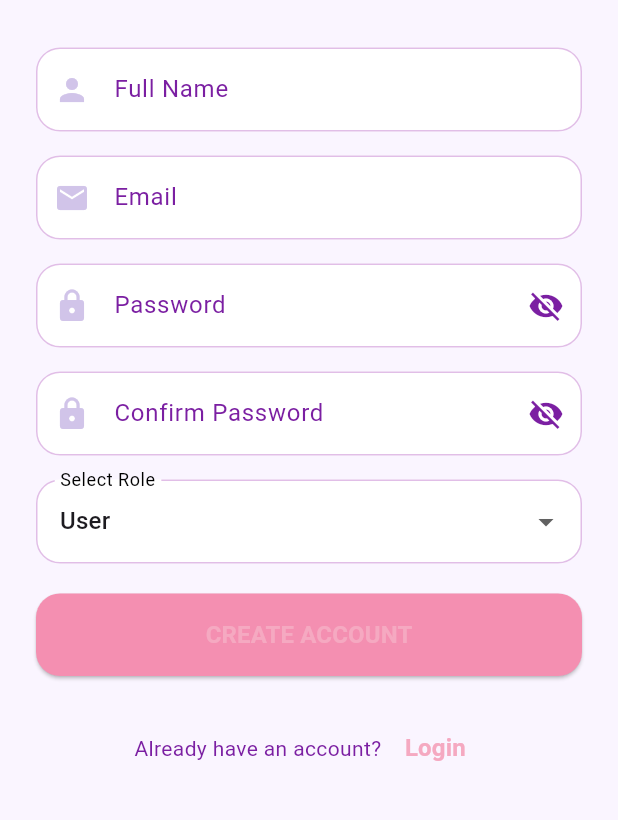
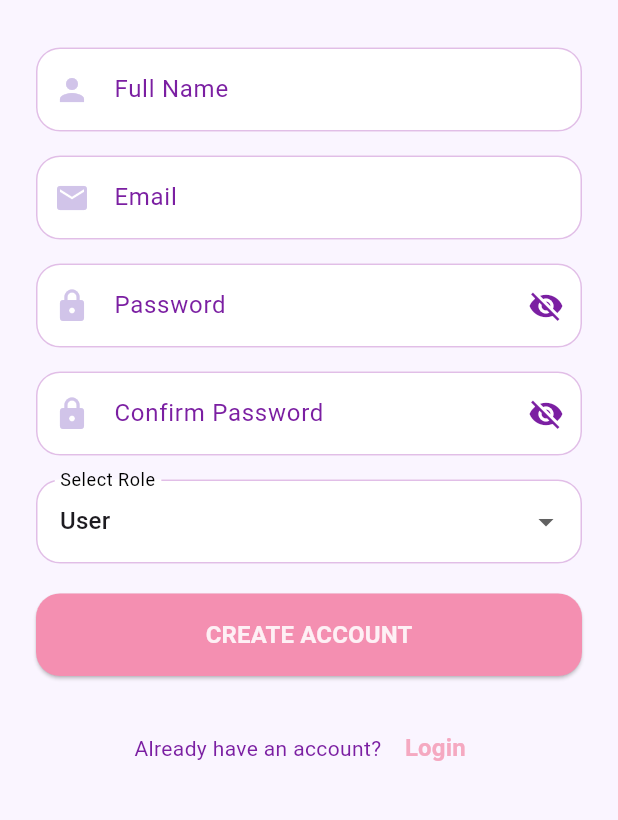
Before and after one commit to wangyt0119/Ka-Ching-flutter-firebase-, a Flutter app: the screen it shows after launch, after a tap on "Register", on a phone screen of 412 x 824 dp, the part 383-1203 px from its top. Run offline on Flutter 3.47's test engine with Material 3 defaults, Android fonts, the phone set to English and light mode, and no system bars; our stand-ins replace cloud_firestore, cross_file, firebase_auth, firebase_core, firebase_database, fl_chart and 5 more; accounts and stored records are empty.

Commit message:
change sign in register font color

```diff
--- a/lib/screens/auth/custom_login_screen.dart
+++ b/lib/screens/auth/custom_login_screen.dart
@@ -273,6 +273,7 @@ class _CustomLoginScreenState extends State<CustomLoginScreen> {
                         child: const Text(
                           "Sign in",
                           style: TextStyle(
+                            color: Color.fromARGB(221, 255, 255, 255),
                             fontSize: 16,
                             fontWeight: FontWeight.bold,
                           ),
--- a/lib/screens/auth/custom_register_screen.dart
+++ b/lib/screens/auth/custom_register_screen.dart
@@ -228,6 +228,7 @@ class _CustomRegisterScreenState extends State<CustomRegisterScreen> {
                       child: const Text(
                         "CREATE ACCOUNT",
                         style: TextStyle(
+                          color: Color.fromARGB(221, 255, 255, 255),
                           fontSize: 16,
                           fontWeight: FontWeight.bold,
                         ),
```
